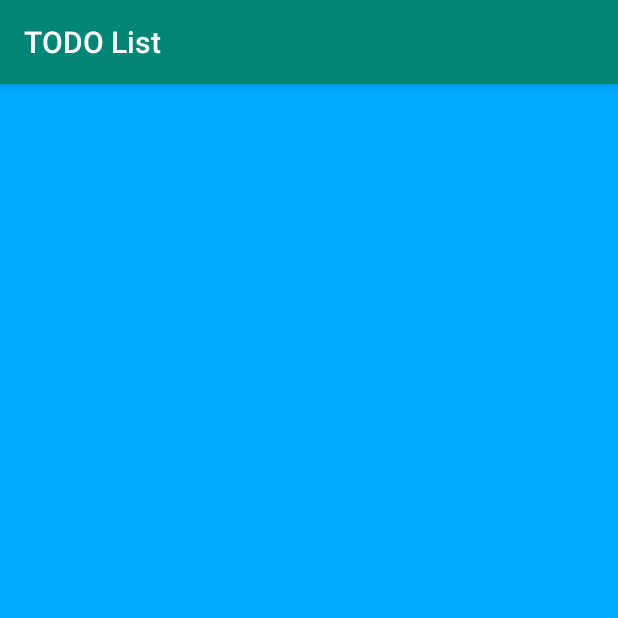
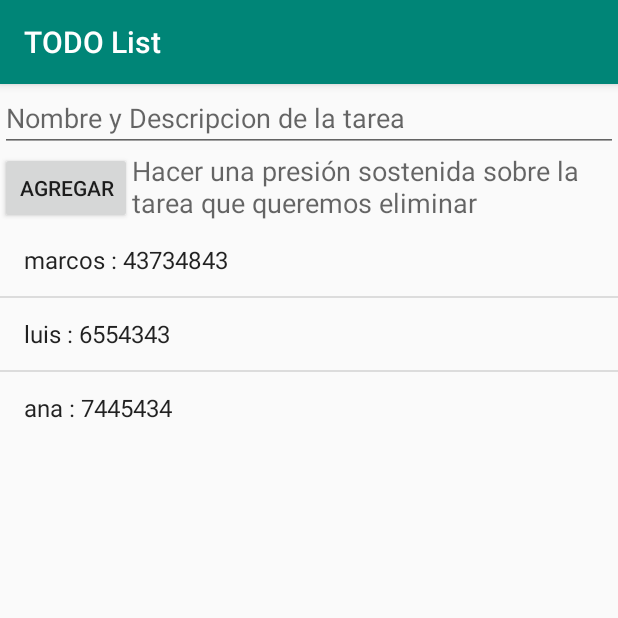
Before and after one commit to FabioxUchiha/TODOList, an Android app: the screen it shows after launch (MainActivity), on a phone screen of 412 x 824 dp, the top half of it. Run offline under Robolectric (Android 15) with nearby library versions, the phone set to English and light mode, and no system bars.

Commit message:
modificacion en la eliminacion de tareas

```diff
--- a/app/build.gradle
+++ b/app/build.gradle
@@ -32,4 +32,6 @@ dependencies {
     testImplementation 'junit:junit:4.12'
     androidTestImplementation 'androidx.test:runner:1.1.1'
     androidTestImplementation 'androidx.test.espresso:espresso-core:3.1.1'
+    implementation 'androidx.recyclerview:recyclerview:1.0.0'
+    implementation 'com.google.android.material:material:1.0.0'
 }
--- a/app/src/main/java/com/electiva1/todolist/MainActivity.kt
+++ b/app/src/main/java/com/electiva1/todolist/MainActivity.kt
@@ -1,12 +1,55 @@
 package com.electiva1.todolist
 
+import android.app.AlertDialog
 import androidx.appcompat.app.AppCompatActivity
 import android.os.Bundle
+import android.widget.EditText
+import android.widget.ArrayAdapter
+import android.widget.ListView
+import android.view.View
+import android.widget.AdapterView
+import java.util.ArrayList
+
 
 class MainActivity : AppCompatActivity() {
+    private var tareas: ArrayList<String>? = null
+    private var adaptador1: ArrayAdapter<String>? = null
+    private var lv1: ListView? = null
+    private var et1: EditText? = null
 
     override fun onCreate(savedInstanceState: Bundle?) {
         super.onCreate(savedInstanceState)
         setContentView(R.layout.activity_main)
+
+        tareas = ArrayList()
+        tareas!!.add("marcos : 43734843")
+        tareas!!.add("luis : 6554343")
+        tareas!!.add("ana : 7445434")
+        adaptador1 = ArrayAdapter<String>(this, android.R.layout.simple_list_item_1, tareas!!)
+        lv1 = findViewById(R.id.listView) as ListView
+        lv1!!.adapter = adaptador1
+
+        et1 = findViewById(R.id.editText) as EditText
+
+        lv1!!.onItemLongClickListener = AdapterView.OnItemLongClickListener { adapterView, view, i, l ->
+            val dialogo1 = AlertDialog.Builder(this@MainActivity)
+            dialogo1.setTitle("Importante")
+            dialogo1.setMessage("¿ Elimina esta tarea?")
+            dialogo1.setCancelable(false)
+            dialogo1.setPositiveButton("Confirmar") { dialogo1, id ->
+                tareas!!.removeAt(i)
+                adaptador1!!.notifyDataSetChanged()
+            }
+            dialogo1.setNegativeButton("Cancelar") { dialogo1, id -> }
+            dialogo1.show()
+
+            false
+        }
+    }
+
+    fun agregar(v: View) {
+        tareas!!.add(et1!!.text.toString())
+        adaptador1!!.notifyDataSetChanged()
+        et1!!.setText("")
     }
 }
--- /dev/null
+++ b/app/src/main/res/layout-v26/activity_main.xml
@@ -0,0 +1,50 @@
+<?xml version="1.0" encoding="utf-8"?>
+    <RelativeLayout
+        xmlns:android="http://schemas.android.com/apk/res/android"
+        xmlns:tools="http://schemas.android.com/tools"
+        android:id="@+id/activity_main"
+        android:layout_width="match_parent"
+        android:layout_height="match_parent"
+        tools:context=".MainActivity">
+
+    <Button
+        android:id="@+id/btnAgregar"
+        android:layout_width="wrap_content"
+        android:layout_height="wrap_content"
+        android:layout_below="@+id/editText"
+        android:layout_alignParentStart="true"
+        android:layout_alignParentLeft="true"
+        android:onClick="agregar"
+        android:text="Agregar" />
+
+    <TextView
+        android:id="@+id/textView"
+        android:layout_width="wrap_content"
+        android:layout_height="wrap_content"
+        android:layout_alignTop="@+id/btnAgregar"
+        android:layout_alignParentEnd="true"
+        android:layout_alignParentRight="true"
+        android:layout_toEndOf="@+id/btnAgregar"
+        android:layout_toRightOf="@+id/btnAgregar"
+        android:text="Hacer una presión sostenida sobre la tarea que queremos eliminar"
+        android:textAppearance="?android:attr/textAppearanceMedium" />
+
+    <ListView
+        android:layout_width="wrap_content"
+        android:layout_height="wrap_content"
+        android:id="@+id/listView"
+        android:layout_below="@+id/btnAgregar"
+        android:layout_alignParentLeft="true"
+        android:layout_alignParentStart="true" />
+
+    <EditText
+        android:id="@+id/editText"
+        android:layout_width="wrap_content"
+        android:layout_height="wrap_content"
+        android:layout_alignParentStart="true"
+        android:layout_alignParentLeft="true"
+        android:layout_alignParentTop="true"
+        android:layout_alignParentEnd="true"
+        android:layout_alignParentRight="true"
+        android:hint="Nombre y Descripcion de la tarea" />
+</RelativeLayout>
--- a/app/src/main/res/layout/activity_main.xml
+++ /dev/null
@@ -1,13 +0,0 @@
-<?xml version="1.0" encoding="utf-8"?>
-<androidx.constraintlayout.widget.ConstraintLayout xmlns:android="http://schemas.android.com/apk/res/android"
-    xmlns:app="http://schemas.android.com/apk/res-auto"
-    xmlns:tools="http://schemas.android.com/tools"
-    android:layout_width="match_parent"
-    android:layout_height="match_parent"
-    tools:context=".MainActivity">
-
-    <ListView
-        android:layout_width="match_parent"
-        android:layout_height="match_parent"
-        android:background="#00AAFF"/>
-</androidx.constraintlayout.widget.ConstraintLayout>
--- a/app/src/main/res/values/strings.xml
+++ b/app/src/main/res/values/strings.xml
@@ -1,3 +1,5 @@
 <resources>
     <string name="app_name">TODO List</string>
+    <string name="a_adir">Añadir</string>
+    <string name="ingrese_una_nueva_tarea">ingrese una nueva tarea</string>
 </resources>
```
